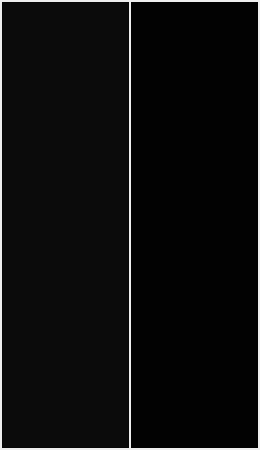
AcidYurets/OOP, file lab_4/cabinwidget.ui: the form before one commit.
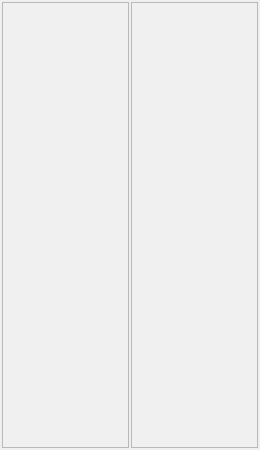
The form after the commit.

```diff
--- a/lab_4/cabinwidget.ui
+++ b/lab_4/cabinwidget.ui
@@ -58,61 +58,34 @@
      <property name="palette">
       <palette>
        <active>
-        <colorrole role="Base">
-         <brush brushstyle="SolidPattern">
-          <color alpha="255">
-           <red>255</red>
-           <green>255</green>
-           <blue>255</blue>
-          </color>
-         </brush>
-        </colorrole>
         <colorrole role="Window">
          <brush brushstyle="SolidPattern">
           <color alpha="255">
-           <red>11</red>
-           <green>11</green>
-           <blue>11</blue>
+           <red>129</red>
+           <green>129</green>
+           <blue>129</blue>
           </color>
          </brush>
         </colorrole>
        </active>
        <inactive>
-        <colorrole role="Base">
-         <brush brushstyle="SolidPattern">
-          <color alpha="255">
-           <red>255</red>
-           <green>255</green>
-           <blue>255</blue>
-          </color>
-         </brush>
-        </colorrole>
         <colorrole role="Window">
          <brush brushstyle="SolidPattern">
           <color alpha="255">
-           <red>11</red>
-           <green>11</green>
-           <blue>11</blue>
+           <red>240</red>
+           <green>240</green>
+           <blue>240</blue>
           </color>
          </brush>
         </colorrole>
        </inactive>
        <disabled>
-        <colorrole role="Base">
-         <brush brushstyle="SolidPattern">
-          <color alpha="255">
-           <red>11</red>
-           <green>11</green>
-           <blue>11</blue>
-          </color>
-         </brush>
-        </colorrole>
         <colorrole role="Window">
          <brush brushstyle="SolidPattern">
           <color alpha="255">
-           <red>11</red>
-           <green>11</green>
-           <blue>11</blue>
+           <red>129</red>
+           <green>129</green>
+           <blue>129</blue>
           </color>
          </brush>
         </colorrole>
@@ -151,61 +124,34 @@
      <property name="palette">
       <palette>
        <active>
-        <colorrole role="Base">
-         <brush brushstyle="SolidPattern">
-          <color alpha="255">
-           <red>255</red>
-           <green>255</green>
-           <blue>255</blue>
-          </color>
-         </brush>
-        </colorrole>
         <colorrole role="Window">
          <brush brushstyle="SolidPattern">
           <color alpha="255">
-           <red>2</red>
-           <green>2</green>
-           <blue>2</blue>
+           <red>129</red>
+           <green>129</green>
+           <blue>129</blue>
           </color>
          </brush>
         </colorrole>
        </active>
        <inactive>
-        <colorrole role="Base">
-         <brush brushstyle="SolidPattern">
-          <color alpha="255">
-           <red>255</red>
-           <green>255</green>
-           <blue>255</blue>
-          </color>
-         </brush>
-        </colorrole>
         <colorrole role="Window">
          <brush brushstyle="SolidPattern">
           <color alpha="255">
-           <red>2</red>
-           <green>2</green>
-           <blue>2</blue>
+           <red>240</red>
+           <green>240</green>
+           <blue>240</blue>
           </color>
          </brush>
         </colorrole>
        </inactive>
        <disabled>
-        <colorrole role="Base">
-         <brush brushstyle="SolidPattern">
-          <color alpha="255">
-           <red>2</red>
-           <green>2</green>
-           <blue>2</blue>
-          </color>
-         </brush>
-        </colorrole>
         <colorrole role="Window">
          <brush brushstyle="SolidPattern">
           <color alpha="255">
-           <red>2</red>
-           <green>2</green>
-           <blue>2</blue>
+           <red>129</red>
+           <green>129</green>
+           <blue>129</blue>
           </color>
          </brush>
         </colorrole>
```
